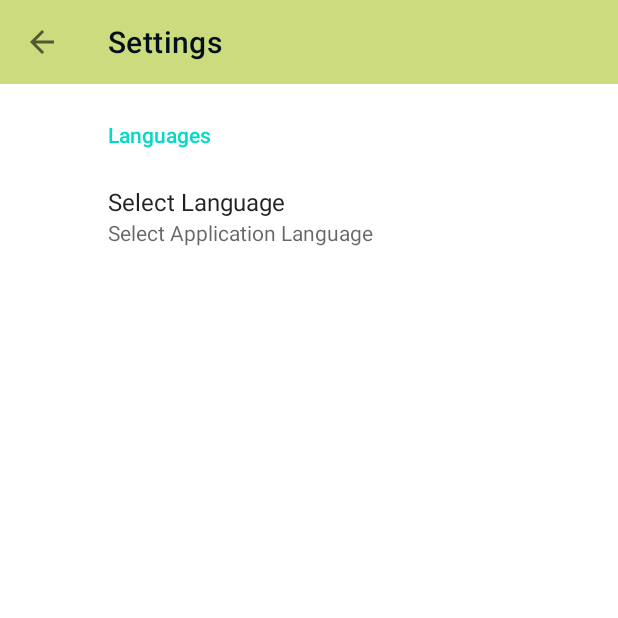
After one commit to sayem499/CSE499-Group05-VenueReservationAndroidApp, an Android app: the SettingsActivity screen opened directly, with no data from a screen before it, on a phone screen of 412 x 824 dp, the top half of it. The commit adds this screen. Run offline under Robolectric (Android 15) with nearby library versions, the phone set to English and light mode, and no system bars; our stand-ins replace androidx.preference.

Commit message:
#13 Created Settings Activity & Added Bangla Language Support

```diff
--- a/ReserverApp/app/build.gradle
+++ b/ReserverApp/app/build.gradle
@@ -45,6 +45,7 @@ dependencies {
     implementation 'androidx.legacy:legacy-support-v4:1.0.0'
     implementation 'com.google.firebase:firebase-database:20.0.2'
     implementation 'com.google.firebase:firebase-storage'
+    implementation 'androidx.preference:preference:1.1.1'
     testImplementation 'junit:junit:4.13.2'
     implementation 'androidx.recyclerview:recyclerview:1.2.1'
     implementation 'com.squareup.picasso:picasso:2.71828'
--- a/ReserverApp/app/src/main/java/com/reservation/app/ui/Profile.java
+++ b/ReserverApp/app/src/main/java/com/reservation/app/ui/Profile.java
@@ -129,7 +129,7 @@ public class Profile extends AppCompatActivity {
                 Log.d(LOG_TAG,"!INSIDE  IFFF!!!!!!!!!!!!");
                 if (userProfilePicture.getUserPhoneNumber().equals(pref.getPhoneNumber())) {
 
-                    Glide.with(Profile.this).load(userProfilePicture.getPictureUrl()).into(userImage);
+                    Glide.with(Profile.this).load(userProfilePicture.getPictureUrl()).circleCrop().into(userImage);
                     break;
                 }
 
--- /dev/null
+++ b/ReserverApp/app/src/main/java/com/reservation/app/ui/SettingsActivity.java
@@ -0,0 +1,114 @@
+package com.reservation.app.ui;
+
+import android.app.Activity;
+import android.content.SharedPreferences;
+import android.content.res.Configuration;
+import android.os.Bundle;
+
+import androidx.appcompat.app.ActionBar;
+import androidx.appcompat.app.AppCompatActivity;
+import androidx.preference.ListPreference;
+import androidx.preference.Preference;
+import androidx.preference.PreferenceFragmentCompat;
+import androidx.preference.PreferenceManager;
+
+import com.reservation.app.R;
+
+import java.util.Locale;
+import java.util.Objects;
+
+public class SettingsActivity extends AppCompatActivity {
+    private androidx.appcompat.widget.Toolbar toolbar;
+    @Override
+    protected void onCreate(Bundle savedInstanceState) {
+        super.onCreate(savedInstanceState);
+        loadLocale();
+        setContentView(R.layout.settings_activity);
+        toolbar = findViewById(R.id.settings_toolbar);
+        setSupportActionBar(toolbar);
+        Objects.requireNonNull(getSupportActionBar()).setDisplayHomeAsUpEnabled(true);
+        if (savedInstanceState == null) {
+            getSupportFragmentManager()
+                    .beginTransaction()
+                    .replace(R.id.settings, new SettingsFragment())
+                    .commit();
+        }
+        /*ActionBar actionBar = getSupportActionBar();
+        if (actionBar != null) {
+            actionBar.setDisplayHomeAsUpEnabled(true);
+        }*/
+    }
+
+    public static class SettingsFragment extends PreferenceFragmentCompat {
+        @Override
+        public void onCreatePreferences(Bundle savedInstanceState, String rootKey) {
+            setPreferencesFromResource(R.xml.root_preferences, rootKey);
+            ListPreference listPreference = findPreference("select_language");
+            assert listPreference != null;
+            listPreference.setOnPreferenceChangeListener(new Preference.OnPreferenceChangeListener() {
+                @Override
+                public boolean onPreferenceChange(Preference preference, Object newValue) {
+                    showLanguageSelectDialog();
+                    return true;
+                }
+            });
+
+
+        }
+
+        private void showLanguageSelectDialog() {
+            SharedPreferences sp = PreferenceManager.getDefaultSharedPreferences(requireContext());
+            String value = sp.getString("select_language","");
+
+
+                    if(value.equals("English")){
+                        setLocale("en");
+                        requireActivity().recreate();
+
+
+                    }
+                    else if(value.equals("বাংলা")){
+                        setLocale("bn");
+                        requireActivity().recreate();
+
+                    }
+
+
+
+
+
+        }
+
+        private void setLocale(String s) {
+            Locale locale = new Locale(s);
+            Locale.setDefault(locale);
+            Configuration config =  new Configuration();
+            config.locale = locale;
+            requireActivity().getBaseContext().getResources().updateConfiguration(config,requireActivity().getBaseContext().getResources().getDisplayMetrics());
+            SharedPreferences.Editor editor = requireActivity().getSharedPreferences("Settings",MODE_PRIVATE).edit();
+            editor.putString("App_Lang",s);
+            editor.apply();
+        }
+
+
+    }
+
+    private void setLocale(String s) {
+        Locale locale = new Locale(s);
+        Locale.setDefault(locale);
+        Configuration config =  new Configuration();
+        config.locale = locale;
+        getBaseContext().getResources().updateConfiguration(config,getBaseContext().getResources().getDisplayMetrics());
+        SharedPreferences.Editor editor = getSharedPreferences("Settings",MODE_PRIVATE).edit();
+        editor.putString("App_Lang",s);
+        editor.apply();
+    }
+
+    public void loadLocale(){
+        SharedPreferences prefs = getSharedPreferences("Settings", Activity.MODE_PRIVATE);
+        String language = prefs.getString("App_Lang","");
+        setLocale(language);
+    }
+
+
+}
--- a/ReserverApp/app/src/main/res/layout/activity_home.xml
+++ b/ReserverApp/app/src/main/res/layout/activity_home.xml
@@ -24,7 +24,8 @@
             android:layout_marginEnd="0dp"
             android:background="#cddb7f"
             android:textAlignment="center"
-            app:titleTextColor="#03101B">
+            app:titleTextColor="#03101B"
+            app:title="@string/app_name">
 
         </androidx.appcompat.widget.Toolbar>
 
--- a/ReserverApp/app/src/main/res/layout/nav_header.xml
+++ b/ReserverApp/app/src/main/res/layout/nav_header.xml
@@ -27,7 +27,7 @@
             android:layout_width="0dp"
             android:layout_height="wrap_content"
             android:layout_marginTop="90dp"
-            android:layout_marginRight="30dp"
+            android:layout_marginEnd="30dp"
             android:layout_weight="1"
             android:text=""
             android:textAlignment="center"
--- /dev/null
+++ b/ReserverApp/app/src/main/res/layout/settings_activity.xml
@@ -0,0 +1,25 @@
+<LinearLayout xmlns:android="http://schemas.android.com/apk/res/android"
+    android:layout_width="match_parent"
+    android:layout_height="match_parent"
+    xmlns:app="http://schemas.android.com/apk/res-auto"
+    android:orientation="vertical">
+    <androidx.appcompat.widget.Toolbar
+        android:id="@+id/settings_toolbar"
+        android:layout_width="match_parent"
+        android:layout_height="wrap_content"
+        android:background="#cddb7f"
+        android:textAlignment="center"
+        app:layout_constraintEnd_toEndOf="parent"
+        app:layout_constraintHorizontal_bias="0.0"
+        app:layout_constraintStart_toStartOf="parent"
+        app:layout_constraintTop_toTopOf="parent"
+        app:title="@string/settings"
+        app:titleTextColor="#03101B">
+
+    </androidx.appcompat.widget.Toolbar>
+
+    <FrameLayout
+        android:id="@+id/settings"
+        android:layout_width="match_parent"
+        android:layout_height="match_parent" />
+</LinearLayout>
--- a/ReserverApp/app/src/main/res/menu/side_menu.xml
+++ b/ReserverApp/app/src/main/res/menu/side_menu.xml
@@ -18,6 +18,12 @@
 
     </item>
 
+    <item android:id="@+id/menu_settings"
+        android:icon="@drawable/ic_baseline_settings_24"
+        android:title="@string/settings">
+
+    </item>
+
     <item android:id="@+id/menu_logout"
         android:icon="@drawable/ic_baseline_login_24"
         android:title="@string/logout">
--- /dev/null
+++ b/ReserverApp/app/src/main/res/values/array.xml
@@ -0,0 +1,14 @@
+<?xml version="1.0" encoding="utf-8"?>
+<resources>
+
+    <string-array name="list_item_name">
+        <item>English</item>
+        <item>বাংলা</item>
+    </string-array>
+
+    <string-array name="list_item_values">
+        <item>English</item>
+        <item>বাংলা</item>
+    </string-array>
+
+</resources>
--- /dev/null
+++ b/ReserverApp/app/src/main/res/xml/root_preferences.xml
@@ -0,0 +1,20 @@
+<PreferenceScreen xmlns:app="http://schemas.android.com/apk/res-auto"
+    xmlns:android="http://schemas.android.com/apk/res/android">
+
+
+    <PreferenceCategory app:title="@string/settings_languages">
+
+        <ListPreference
+            app:key="select_language"
+            app:title="@string/select_language"
+            app:summary="@string/summery_select_language"
+            app:entries="@array/list_item_name"
+            app:entryValues="@array/list_item_values"
+            app:defaultValue="English">
+
+        </ListPreference>
+
+
+    </PreferenceCategory>
+
+</PreferenceScreen>
```
Also changed, not shown: ReserverApp/app/src/main/AndroidManifest.xml (+13 -4 lines), ReserverApp/app/src/main/java/com/reservation/app/ui/Home.java (+6 -2 lines), ReserverApp/app/src/main/res/drawable/ic_baseline_settings_24.xml (added, +10 -0 lines), ReserverApp/app/src/main/res/layout/activity_login.xml (+6 -6 lines), ReserverApp/app/src/main/res/layout/activity_profile.xml (+10 -9 lines), ReserverApp/app/src/main/res/values/strings.xml (+23 -1 lines), 1 other file.
